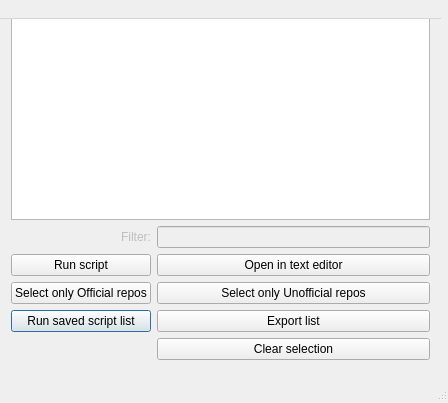
Old version of the form packagesdialog.ui in the repository adgellida/ubunsys.
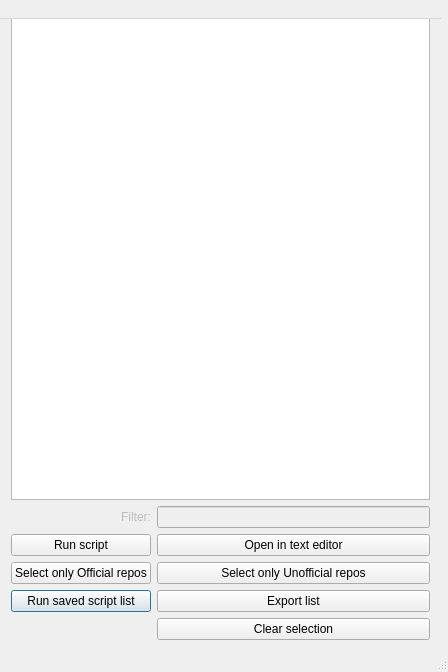
New version of the form.

The edit to the form file:
```diff
--- a/packagesdialog.ui
+++ b/packagesdialog.ui
@@ -7,7 +7,7 @@
     <x>0</x>
     <y>0</y>
     <width>448</width>
-    <height>403</height>
+    <height>672</height>
    </rect>
   </property>
   <property name="windowTitle">
@@ -22,7 +22,7 @@
      <x>0</x>
      <y>0</y>
      <width>441</width>
-     <height>371</height>
+     <height>651</height>
     </rect>
    </property>
    <layout class="QGridLayout" name="gridLayout">
@@ -133,7 +133,7 @@
    <property name="geometry">
     <rect>
      <x>0</x>
-     <y>380</y>
+     <y>650</y>
      <width>451</width>
      <height>21</height>
     </rect>
```
